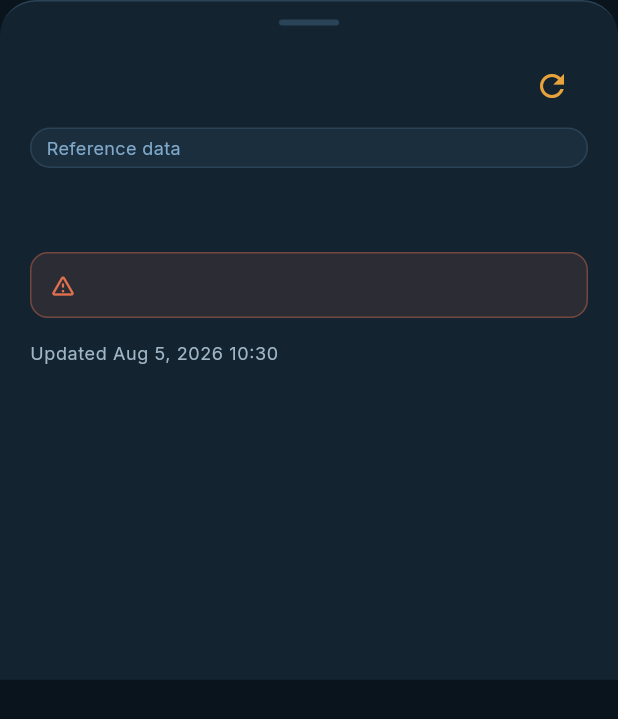
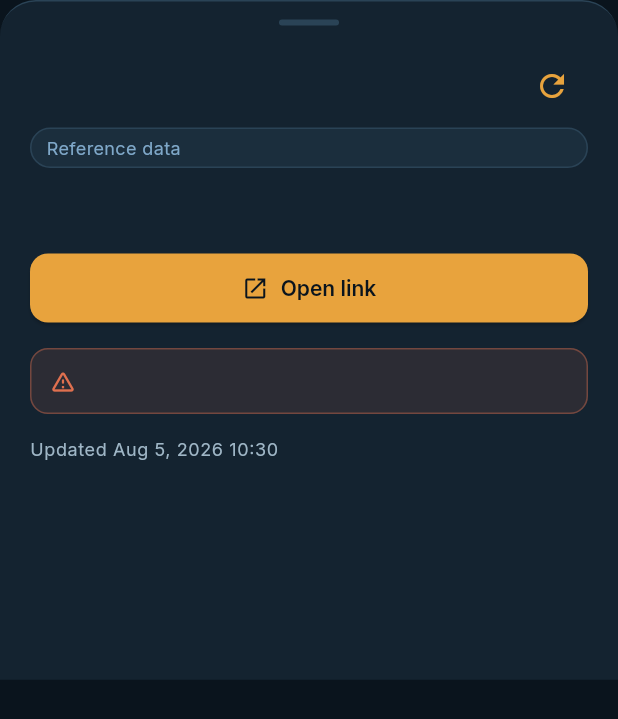
Before and after one commit to dieuvu0584/iLocation, a Flutter app: the DetailPanel widget shown alone on an empty page, opened directly with empty values, on a phone screen of 412 x 824 dp. Shown: the top 719 px of the screen. Run offline on Flutter 3.47's test engine with Material 3 defaults, Android fonts, the phone set to English and light mode, and no system bars; our stand-ins replace flutter_secure_storage, google_fonts, shared_preferences, sqflite, sqflite_common_ffi; accounts and stored records are empty.

Commit message:
Add Hotels and Signature Photos nodes to the explore group
Hotels: nearby hotels/guest houses/hostels via OpenStreetMap Overpass
(tourism=hotel|guest_house|hostel|apartment), same no-key structured
pattern as places/airport.

Signature photos: opens a Google Images search for the location in
the external browser via url_launcher — no network call to build the
link, no API key, nothing to cache-expire. Introduces a new ChildItem
source type 'link' with a linkUrl field; the detail panel renders a
prominent "Open link" button for it instead of summary/detail text.

Needed two sqflite schema migrations (locations.country from the
previous commit bumped to version 2; this adds cache_items.link_url,
bumping to version 3) and a CI-injected AndroidManifest <queries>
entry for ACTION_VIEW/https so url_launcher can resolve a browser on
Android 11+ package-visibility restrictions — same sed-after-flutter-
create mechanism already used for the INTERNET permission, since
android/ isn't committed to the repo.

Verified via a real Linux desktop run: the explore group now shows
all 5 nodes, and the Signature Photos detail panel renders the
external-link badge and Open button correctly.

```diff
--- a/mobile/lib/db/app_database.dart
+++ b/mobile/lib/db/app_database.dart
@@ -17,7 +17,7 @@ class AppDatabase {
     final path = join(dbPath, 'ilocation_cache.db');
     return openDatabase(
       path,
-      version: 2,
+      version: 3,
       onCreate: (db, version) async {
         await db.execute('''
           CREATE TABLE locations (
@@ -43,6 +43,7 @@ class AppDatabase {
             warning TEXT,
             updated_at TEXT NOT NULL,
             expires_at TEXT,
+            link_url TEXT,
             PRIMARY KEY (location_id, item_id)
           )
         ''');
@@ -50,6 +51,9 @@ class AppDatabase {
       onUpgrade: (db, oldVersion, newVersion) async {
         if (oldVersion < 2) {
           await db.execute('ALTER TABLE locations ADD COLUMN country TEXT');
+        }
+        if (oldVersion < 3) {
+          await db.execute('ALTER TABLE cache_items ADD COLUMN link_url TEXT');
         }
       },
     );
--- a/mobile/lib/l10n/app_en.arb
+++ b/mobile/lib/l10n/app_en.arb
@@ -25,6 +25,8 @@
   "detailSourceStatic": "Reference data",
   "detailSourceSearch": "Raw search results",
   "detailSourceMissingKey": "Needs API key",
+  "detailSourceLink": "External link",
+  "openLink": "Open link",
   "detailUpdatedAt": "Updated {date}",
   "@detailUpdatedAt": {
     "placeholders": { "date": { "type": "String" } }
--- a/mobile/lib/l10n/app_vi.arb
+++ b/mobile/lib/l10n/app_vi.arb
@@ -25,6 +25,8 @@
   "detailSourceStatic": "Dữ liệu tham chiếu",
   "detailSourceSearch": "Kết quả tìm kiếm thô",
   "detailSourceMissingKey": "Cần thêm API key",
+  "detailSourceLink": "Liên kết ngoài",
+  "openLink": "Mở liên kết",
   "detailUpdatedAt": "Cập nhật {date}",
   "@detailUpdatedAt": {
     "placeholders": { "date": { "type": "String" } }
--- a/mobile/lib/models/location_models.dart
+++ b/mobile/lib/models/location_models.dart
@@ -5,7 +5,7 @@ library;
 const List<String> kGroupIds = ['explore', 'practical', 'safety', 'culture', 'entry_stay'];
 
 const Map<String, List<String>> kChildIdsByGroup = {
-  'explore': ['places', 'food', 'best_time'],
+  'explore': ['places', 'food', 'best_time', 'hotels', 'photos'],
   'practical': ['weather', 'transport', 'power', 'currency', 'timezone'],
   'safety': ['safety_level', 'health', 'water', 'insurance', 'emergency'],
   'culture': ['language', 'etiquette', 'tipping', 'holidays'],
@@ -13,10 +13,10 @@ const Map<String, List<String>> kChildIdsByGroup = {
 };
 
 /// Items backed directly by a structured API call — never sent through the LLM.
-const Set<String> kApiItemIds = {'places', 'weather', 'airport'};
+const Set<String> kApiItemIds = {'places', 'weather', 'airport', 'hotels'};
 
 /// Items computed/looked up on-device, no network call, never sent to the LLM.
-const Set<String> kStaticItemIds = {'emergency', 'timezone'};
+const Set<String> kStaticItemIds = {'emergency', 'timezone', 'photos'};
 
 /// Everything else is LLM-summarized from web search results.
 const Set<String> kLlmItemIds = {
@@ -58,6 +58,8 @@ const Map<String, String> kChildLabels = {
   'airport': 'Nearest airport',
   'stay': 'Where to stay',
   'cost': 'Cost of living',
+  'hotels': 'Hotels',
+  'photos': 'Signature photos',
 };
 
 class LocationInfo {
@@ -154,7 +156,8 @@ class LocationSearchCandidate {
 }
 
 /// `source`: api = structured API, llm = AI-summarized, static = reference
-/// table, search = raw search results (LLM disabled).
+/// table, search = raw search results (LLM disabled), link = external
+/// link-out item (e.g. "photos" — no in-app content, just an outbound URL).
 class ChildItem {
   final String id;
   final String label;
@@ -166,6 +169,11 @@ class ChildItem {
   final bool isStale;
   final String? warning;
 
+  /// Set only for `source == 'link'` items — the URL the detail panel's
+  /// "Open" button launches via `url_launcher` instead of showing
+  /// summary/detail text as the main content.
+  final String? linkUrl;
+
   const ChildItem({
     required this.id,
     required this.label,
@@ -176,6 +184,7 @@ class ChildItem {
     required this.updatedAt,
     this.isStale = false,
     this.warning,
+    this.linkUrl,
   });
 
   factory ChildItem.fromJson(Map<String, dynamic> json) => ChildItem(
@@ -188,6 +197,7 @@ class ChildItem {
         updatedAt: DateTime.parse(json['updated_at'] as String),
         isStale: json['is_stale'] as bool? ?? false,
         warning: json['warning'] as String?,
+        linkUrl: json['link_url'] as String?,
       );
 }
 
--- a/mobile/lib/screens/graph/detail_panel.dart
+++ b/mobile/lib/screens/graph/detail_panel.dart
@@ -2,6 +2,7 @@ import 'dart:async';
 
 import 'package:flutter/material.dart';
 import 'package:intl/intl.dart';
+import 'package:url_launcher/url_launcher.dart';
 
 import '../../l10n/generated/app_localizations.dart';
 import '../../models/location_models.dart';
@@ -63,8 +64,24 @@ class DetailPanel extends StatelessWidget {
         return l10n.detailSourceSearch;
       case 'missing_key':
         return l10n.detailSourceMissingKey;
+      case 'link':
+        return l10n.detailSourceLink;
       default:
         return l10n.detailSourceStatic;
+    }
+  }
+
+  Future<void> _openLink(BuildContext context, String url) async {
+    final messenger = ScaffoldMessenger.of(context);
+    try {
+      final ok = await launchUrl(Uri.parse(url), mode: LaunchMode.externalApplication);
+      if (!ok && context.mounted) {
+        messenger.showSnackBar(SnackBar(content: Text(AppLocalizations.of(context)!.searchError)));
+      }
+    } catch (_) {
+      if (context.mounted) {
+        messenger.showSnackBar(SnackBar(content: Text(AppLocalizations.of(context)!.searchError)));
+      }
     }
   }
 
@@ -121,6 +138,17 @@ class DetailPanel extends StatelessWidget {
               if (item.detail.isNotEmpty) ...[
                 const SizedBox(height: 12),
                 Text(item.detail, style: textTheme.bodyMedium),
+              ],
+              if (item.linkUrl != null) ...[
+                const SizedBox(height: 16),
+                SizedBox(
+                  width: double.infinity,
+                  child: ElevatedButton.icon(
+                    onPressed: () => _openLink(context, item.linkUrl!),
+                    icon: const Icon(Icons.open_in_new, size: 18),
+                    label: Text(l10n.openLink),
+                  ),
+                ),
               ],
               if (item.warning != null) ...[
                 const SizedBox(height: 16),
--- a/mobile/lib/services/cache_service.dart
+++ b/mobile/lib/services/cache_service.dart
@@ -14,9 +14,10 @@ class CacheService {
   static const Map<String, Duration?> ttlByItem = {
     // Weather: 3 hours
     'weather': Duration(hours: 3),
-    // Nearby places / airport: 30 days
+    // Nearby places / airport / hotels: 30 days
     'places': Duration(days: 30),
     'airport': Duration(days: 30),
+    'hotels': Duration(days: 30),
     // Rarely-changing content: 90 days
     'food': Duration(days: 90),
     'best_time': Duration(days: 90),
@@ -36,8 +37,9 @@ class CacheService {
     'visa': Duration(days: 14),
     'stay': Duration(days: 14),
     'cost': Duration(days: 14),
-    // Static lookup table, never expires via TTL
+    // Static lookup table / deterministic link, never expires via TTL
     'emergency': null,
+    'photos': null,
   };
 
   static const Duration _defaultTtl = Duration(days: 14);
@@ -107,6 +109,7 @@ class CacheService {
         'warning': item.warning,
         'updated_at': item.updatedAt.toIso8601String(),
         'expires_at': _expiresAt(item.id, now)?.toIso8601String(),
+        'link_url': item.linkUrl,
       },
       conflictAlgorithm: ConflictAlgorithm.replace,
     );
@@ -125,6 +128,7 @@ class CacheService {
       warning: row['warning'] as String?,
       updatedAt: DateTime.parse(row['updated_at'] as String),
       isStale: isStale,
+      linkUrl: row['link_url'] as String?,
     );
   }
 
--- a/mobile/lib/widgets/node_graph/graph_icons.dart
+++ b/mobile/lib/widgets/node_graph/graph_icons.dart
@@ -34,6 +34,8 @@ const Map<String, IconData> kChildIcons = {
   'airport': Icons.flight_outlined,
   'stay': Icons.hotel_outlined,
   'cost': Icons.savings_outlined,
+  'hotels': Icons.bed_outlined,
+  'photos': Icons.photo_library_outlined,
 };
 
 IconData iconForGroup(String groupId) => kGroupIcons[groupId] ?? Icons.circle_outlined;
--- a/mobile/pubspec.yaml
+++ b/mobile/pubspec.yaml
@@ -20,6 +20,7 @@ dependencies:
   sqflite: ^2.3.0
   sqflite_common_ffi: ^2.3.0
   path: ^1.9.0
+  url_launcher: ^6.3.1
 
 dev_dependencies:
   flutter_test:
```
Also changed, not shown: mobile/lib/data/mock_location.dart (+16 -0 lines), mobile/lib/services/orchestrator_service.dart (+13 -4 lines), mobile/lib/services/photo_link_service.dart (added, +24 -0 lines), mobile/lib/services/places_service.dart (+30 -0 lines), mobile/lib/l10n/generated/app_localizations.dart, mobile/lib/l10n/generated/app_localizations_ar.dart, mobile/lib/l10n/generated/app_localizations_bn.dart, mobile/lib/l10n/generated/app_localizations_cs.dart, mobile/lib/l10n/generated/app_localizations_da.dart, mobile/lib/l10n/generated/app_localizations_de.dart, mobile/lib/l10n/generated/app_localizations_el.dart, mobile/lib/l10n/generated/app_localizations_en.dart, mobile/lib/l10n/generated/app_localizations_es.dart, mobile/lib/l10n/generated/app_localizations_fa.dart, 25 more files, 2 other files.
